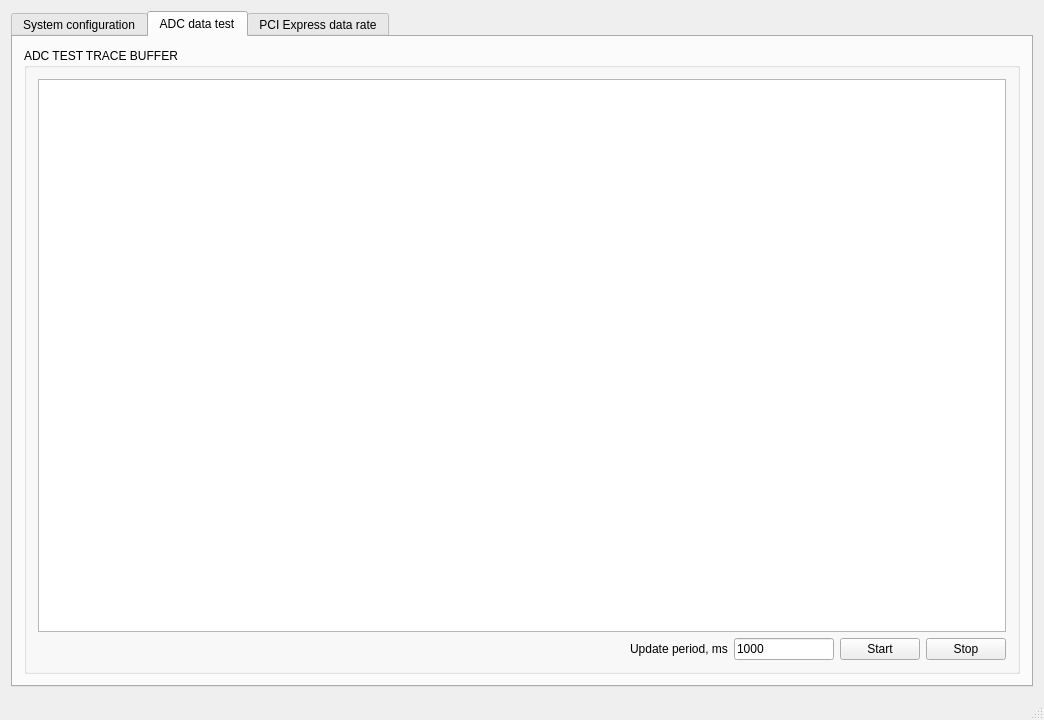
Old version of the form gui/mainwindow.ui in the repository karakozov/mainstream.
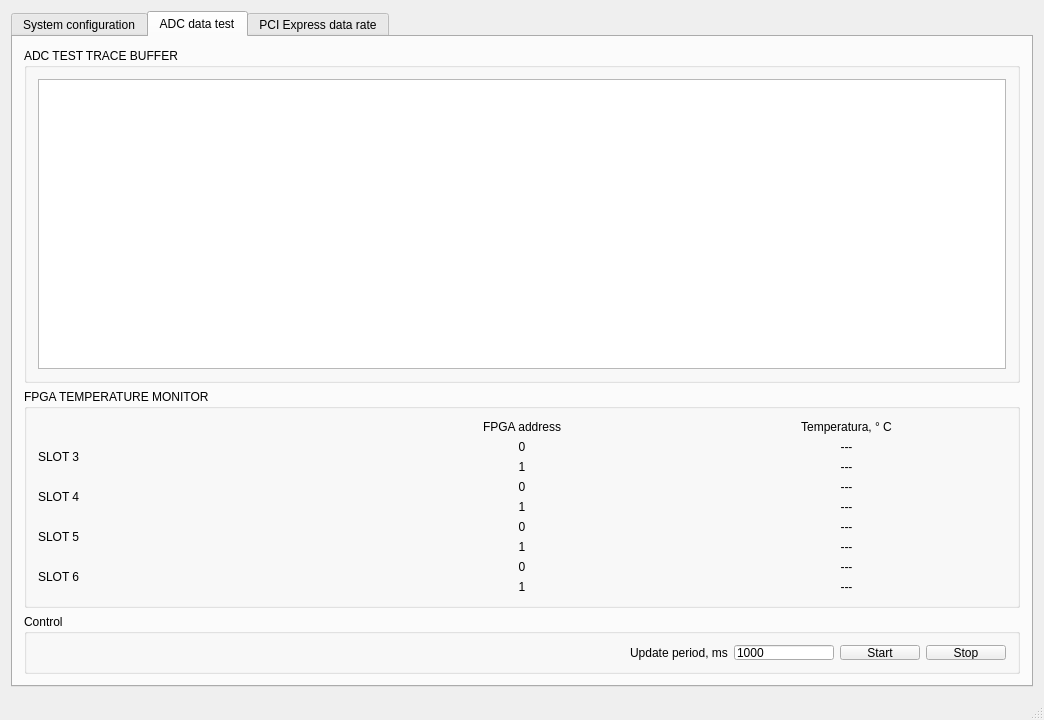
New version of the form. The open tabs and pages were chosen to show the change.

Commit message: GUI: add FPGA temperature view

The edit to the form file:
```diff
--- a/gui/mainwindow.ui
+++ b/gui/mainwindow.ui
@@ -496,7 +496,7 @@
         <string>ADC data test</string>
        </attribute>
        <layout class="QGridLayout" name="gridLayout_15">
-        <item row="0" column="0">
+        <item row="0" column="0" rowspan="2">
          <widget class="QGroupBox" name="groupBox_7">
           <property name="title">
            <string>ADC TEST TRACE BUFFER</string>
@@ -509,7 +509,243 @@
              </property>
             </widget>
            </item>
-           <item row="1" column="0">
+          </layout>
+         </widget>
+        </item>
+        <item row="2" column="0">
+         <widget class="QGroupBox" name="groupBox_3">
+          <property name="title">
+           <string>FPGA TEMPERATURE MONITOR</string>
+          </property>
+          <layout class="QGridLayout" name="gridLayout_18">
+           <item row="0" column="0">
+            <layout class="QGridLayout" name="labelLayout">
+             <item row="0" column="1">
+              <widget class="QLabel" name="label_21">
+               <property name="text">
+                <string>FPGA address</string>
+               </property>
+               <property name="alignment">
+                <set>Qt::AlignCenter</set>
+               </property>
+              </widget>
+             </item>
+             <item row="0" column="2">
+              <widget class="QLabel" name="label_16">
+               <property name="text">
+                <string>Temperatura, ° C</string>
+               </property>
+               <property name="alignment">
+                <set>Qt::AlignCenter</set>
+               </property>
+              </widget>
+             </item>
+             <item row="1" column="1">
+              <widget class="QLabel" name="lb_fpgaName0">
+               <property name="text">
+                <string>0</string>
+               </property>
+               <property name="alignment">
+                <set>Qt::AlignCenter</set>
+               </property>
+              </widget>
+             </item>
+             <item row="2" column="1">
+              <widget class="QLabel" name="lb_fpgaName1">
+               <property name="text">
+                <string>1</string>
+               </property>
+               <property name="alignment">
+                <set>Qt::AlignCenter</set>
+               </property>
+              </widget>
+             </item>
+             <item row="3" column="1">
+              <widget class="QLabel" name="lb_fpgaName2">
+               <property name="text">
+                <string>0</string>
+               </property>
+               <property name="alignment">
+                <set>Qt::AlignCenter</set>
+               </property>
+              </widget>
+             </item>
+             <item row="4" column="1">
+              <widget class="QLabel" name="lb_fpgaName3">
+               <property name="text">
+                <string>1</string>
+               </property>
+               <property name="alignment">
+                <set>Qt::AlignCenter</set>
+               </property>
+              </widget>
+             </item>
+             <item row="5" column="1">
+              <widget class="QLabel" name="lb_fpgaName4">
+               <property name="text">
+                <string>0</string>
+               </property>
+               <property name="alignment">
+                <set>Qt::AlignCenter</set>
+               </property>
+              </widget>
+             </item>
+             <item row="6" column="1">
+              <widget class="QLabel" name="label_23">
+               <property name="text">
+                <string>1</string>
+               </property>
+               <property name="alignment">
+                <set>Qt::AlignCenter</set>
+               </property>
+              </widget>
+             </item>
+             <item row="7" column="1">
+              <widget class="QLabel" name="label_24">
+               <property name="text">
+                <string>0</string>
+               </property>
+               <property name="alignment">
+                <set>Qt::AlignCenter</set>
+               </property>
+              </widget>
+             </item>
+             <item row="8" column="1">
+              <widget class="QLabel" name="label_25">
+               <property name="text">
+                <string>1</string>
+               </property>
+               <property name="alignment">
+                <set>Qt::AlignCenter</set>
+               </property>
+              </widget>
+             </item>
+             <item row="1" column="2">
+              <widget class="QLabel" name="lb_fpgaT30">
+               <property name="text">
+                <string>---</string>
+               </property>
+               <property name="alignment">
+                <set>Qt::AlignCenter</set>
+               </property>
+              </widget>
+             </item>
+             <item row="2" column="2">
+              <widget class="QLabel" name="lb_fpgaT31">
+               <property name="text">
+                <string>---</string>
+               </property>
+               <property name="alignment">
+                <set>Qt::AlignCenter</set>
+               </property>
+              </widget>
+             </item>
+             <item row="3" column="2">
+              <widget class="QLabel" name="lb_fpgaT40">
+               <property name="text">
+                <string>---</string>
+               </property>
+               <property name="alignment">
+                <set>Qt::AlignCenter</set>
+               </property>
+              </widget>
+             </item>
+             <item row="4" column="2">
+              <widget class="QLabel" name="lb_fpgaT41">
+               <property name="text">
+                <string>---</string>
+               </property>
+               <property name="alignment">
+                <set>Qt::AlignCenter</set>
+               </property>
+              </widget>
+             </item>
+             <item row="5" column="2">
+              <widget class="QLabel" name="lb_fpgaT50">
+               <property name="text">
+                <string>---</string>
+               </property>
+               <property name="alignment">
+                <set>Qt::AlignCenter</set>
+               </property>
+              </widget>
+             </item>
+             <item row="6" column="2">
+              <widget class="QLabel" name="lb_fpgaT51">
+               <property name="text">
+                <string>---</string>
+               </property>
+               <property name="alignment">
+                <set>Qt::AlignCenter</set>
+               </property>
+              </widget>
+             </item>
+             <item row="7" column="2">
+              <widget class="QLabel" name="lb_fpgaT60">
+               <property name="text">
+                <string>---</string>
+               </property>
+               <property name="alignment">
+                <set>Qt::AlignCenter</set>
+               </property>
+              </widget>
+             </item>
+             <item row="8" column="2">
+              <widget class="QLabel" name="lb_fpgaT61">
+               <property name="text">
+                <string>---</string>
+               </property>
+               <property name="alignment">
+                <set>Qt::AlignCenter</set>
+               </property>
+              </widget>
+             </item>
+             <item row="1" column="0" rowspan="2">
+              <widget class="QLabel" name="label_17">
+               <property name="text">
+                <string>SLOT 3</string>
+               </property>
+              </widget>
+             </item>
+             <item row="3" column="0" rowspan="2">
+              <widget class="QLabel" name="label_18">
+               <property name="text">
+                <string>SLOT 4</string>
+               </property>
+              </widget>
+             </item>
+             <item row="5" column="0" rowspan="2">
+              <widget class="QLabel" name="label_19">
+               <property name="text">
+                <string>SLOT 5</string>
+               </property>
+              </widget>
+             </item>
+             <item row="7" column="0" rowspan="2">
+              <widget class="QLabel" name="label_20">
+               <property name="text">
+                <string>SLOT 6</string>
+               </property>
+              </widget>
+             </item>
+            </layout>
+           </item>
+          </layout>
+         </widget>
+        </item>
+        <item row="3" column="0">
+         <widget class="QGroupBox" name="groupBox_9">
+          <property name="maximumSize">
+           <size>
+            <width>16777215</width>
+            <height>60</height>
+           </size>
+          </property>
+          <property name="title">
+           <string>Control</string>
+          </property>
+          <layout class="QGridLayout" name="gridLayout_19">
+           <item row="0" column="0">
             <layout class="QHBoxLayout" name="horizontalLayout">
              <item>
               <spacer name="horizontalSpacer_3">
```
Left out of the diff: 2 changed lines with no effect on the pictures. The commit also changes 2 other files.
